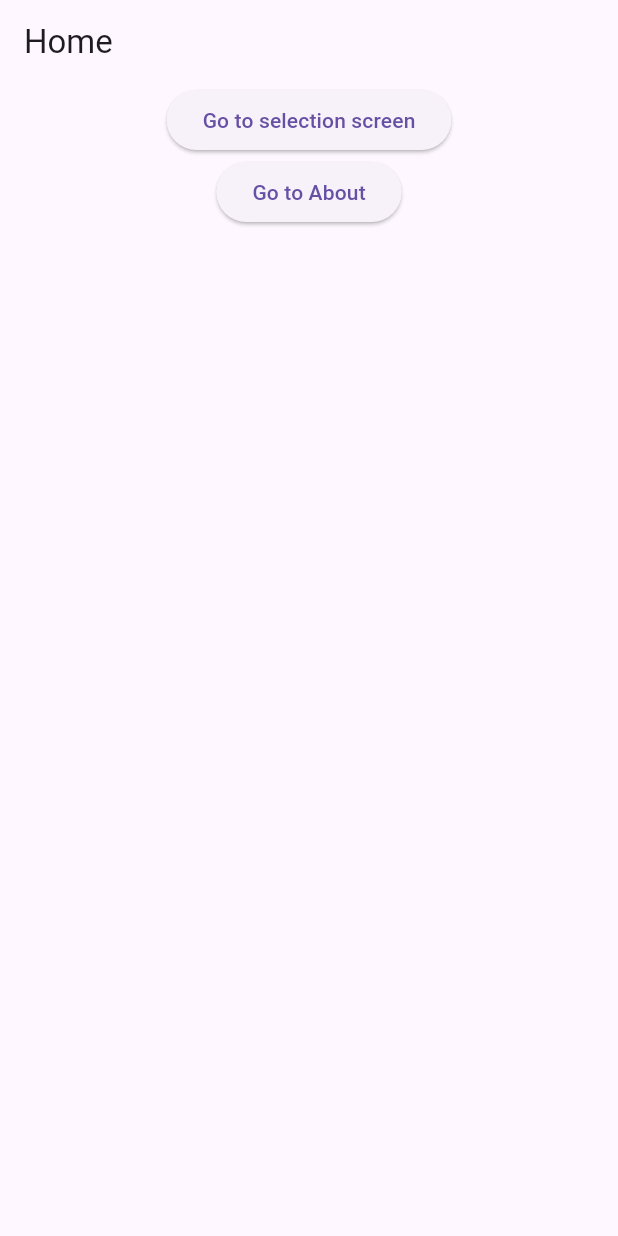
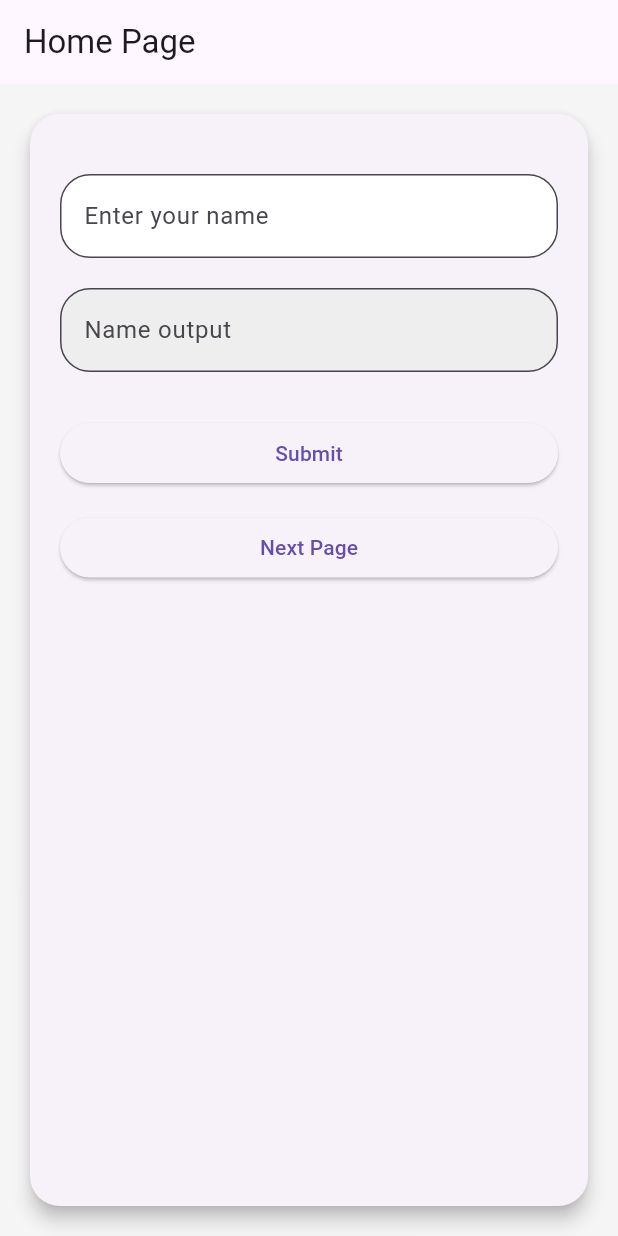
Before and after one commit to NesmaBinshehab/Electronic-Tasbeeh, a Flutter app: the screen it shows after launch, on a phone screen of 412 x 824 dp. Run offline on Flutter 3.47's test engine with Material 3 defaults, Android fonts, the phone set to English and light mode, and no system bars.

Commit message:
textfeild and send data between pages

```diff
--- a/lib/main.dart
+++ b/lib/main.dart
@@ -1,7 +1,5 @@
 import 'package:flutter/material.dart';
 import 'package:untitled/secondpage.dart';
-
-import 'aboutpage.dart';
 
 
 void main() {
@@ -14,47 +12,101 @@ class MyApp extends StatelessWidget {
   @override
   Widget build(BuildContext context) {
     return MaterialApp(
-      title: 'Named Routes Demo',
-      initialRoute: '/',
-      routes: {
-        '/': (context) => const HomeScreen(),
-        '/SecondPage': (context) => const SecondPage(),
-        '/about': (context) => const AboutScreen(),
-      },
+      debugShowCheckedModeBanner: false,
+      title: 'Flutter Demo',
+      home: Homepage(),
     );
   }
 }
 
-class HomeScreen extends StatelessWidget {
-  const HomeScreen({super.key});
+class Homepage extends StatefulWidget {
+  const Homepage({super.key});
+
+  @override
+  State<Homepage> createState() => _HomepageState();
+}
+
+class _HomepageState extends State<Homepage> {
+  TextEditingController _controller1 = TextEditingController();
+  TextEditingController _controller2 = TextEditingController();
+
+  void _login() {
+    setState(() {
+      _controller2.text = _controller1.text;
+    });
+  }
+
+  void _Nav2() {
+    Navigator.push(
+        context,
+        MaterialPageRoute(
+            builder: (context) => Secandpage(
+              name: _controller1.text,
+            )));
+  }
 
   @override
   Widget build(BuildContext context) {
     return Scaffold(
-      appBar: AppBar(title: const Text('Home')),
-      body: Center(
-        child: Column(
-          children: [
-            ElevatedButton(
-              onPressed: () async{
-                final result = await Navigator.pushNamed(
-                    context,'/SecondPage'
-                )as bool?;
-                if (result != null) {
-                  ScaffoldMessenger.of(context).showSnackBar(
-                    SnackBar(content: Text(result?'You selected accept':'you selected not to accept')),
-                  );
-                }
-              },
-              child: const Text('Go to selection screen'),
+      backgroundColor: Colors.grey.shade100,
+      appBar: AppBar(title: const Text('Home Page')),
+      body: Padding(
+        padding: const EdgeInsets.all(16.0),
+        child: Card(
+          elevation: 5,
+          shape:
+          RoundedRectangleBorder(borderRadius: BorderRadius.circular(20)),
+          child: Padding(
+            padding: const EdgeInsets.all(20.0),
+            child: Column(
+              children: [
+                const SizedBox(height: 20),
+
+                /// TextField 1
+                TextField(
+                  controller: _controller1,
+                  decoration: InputDecoration(
+                    labelText: 'Enter your name',
+                    hintText: 'Nesma',
+                    filled: true,
+                    fillColor: Colors.white,
+                    border: OutlineInputBorder(
+                        borderRadius: BorderRadius.circular(20)),
+                  ),
+                ),
+
+                const SizedBox(height: 20),
+
+                /// TextField 2 (readOnly)
+                TextField(
+                  controller: _controller2,
+                  readOnly: true,
+                  decoration: InputDecoration(
+                    labelText: 'Name output',
+                    filled: true,
+                    fillColor: Colors.grey.shade200,
+                    border: OutlineInputBorder(
+                        borderRadius: BorderRadius.circular(20)),
+                  ),
+                ),
+
+                const SizedBox(height: 30),
+
+                /// Buttons
+                SizedBox(
+                  width: double.infinity,
+                  child: ElevatedButton(
+                      onPressed: _login, child: const Text("Submit")),
+                ),
+                const SizedBox(height: 15),
+                SizedBox(
+                  width: double.infinity,
+                  child: ElevatedButton(
+                      onPressed: _Nav2, child: const Text('Next Page')),
+                ),
+              ],
             ),
-            ElevatedButton(
-              onPressed: () {
-                Navigator.pushNamed(context, '/about');
-              },
-              child: const Text('Go to About'),
-            ),
-          ],
+          ),
         ),
       ),
     );
```
Also changed, not shown: lib/aboutpage.dart (deleted, +0 -51 lines), lib/secondpage.dart (+15 -77 lines).
